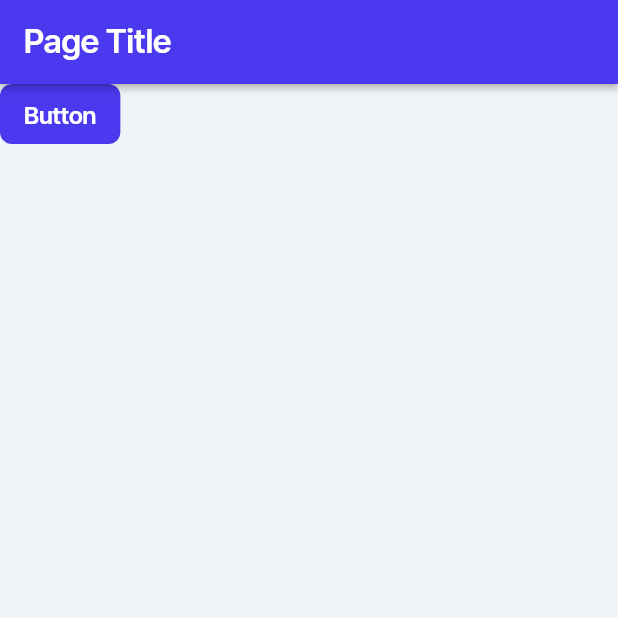
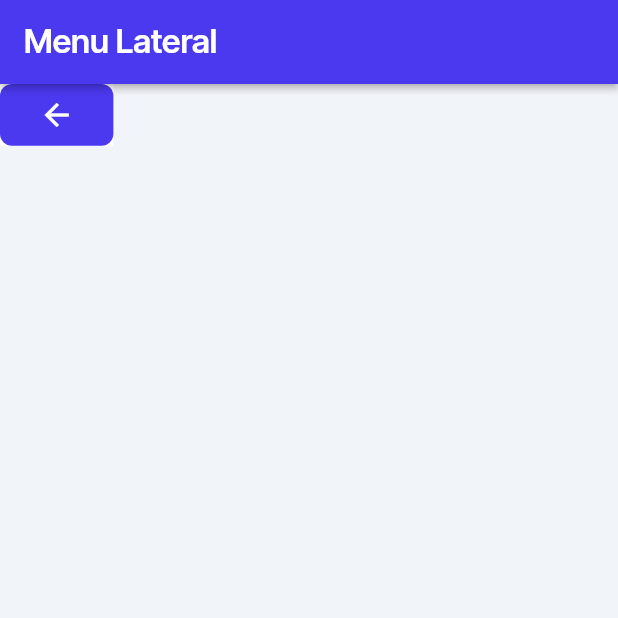
Before and after one commit to JoaoPSL2/FlutterFlow-PaginaInicial, a Flutter app: the CadastroPageWidget screen opened by its route, on a phone screen of 412 x 824 dp, the top half of it. Run offline on Flutter 3.47's test engine with Material 3 defaults, Android fonts, the phone set to English and light mode, and no system bars; drawn by our look-alikes of auto_size_text; our stand-ins replace font_awesome_flutter, from_css_color, go_router, google_fonts, page_transition, pin_code_fields and 2 more; missing offline and left inert: json_path; accounts and stored records are empty.

Commit message:
Updating to latest FlutterFlow output.

```diff
--- /dev/null
+++ b/lib/flutter_flow/flutter_flow_icon_button.dart
@@ -0,0 +1,195 @@
+import 'package:flutter/material.dart';
+import 'package:font_awesome_flutter/font_awesome_flutter.dart';
+
+class FlutterFlowIconButton extends StatefulWidget {
+  const FlutterFlowIconButton({
+    Key? key,
+    required this.icon,
+    this.borderColor,
+    this.borderRadius,
+    this.borderWidth,
+    this.buttonSize,
+    this.fillColor,
+    this.disabledColor,
+    this.disabledIconColor,
+    this.hoverColor,
+    this.hoverIconColor,
+    this.hoverBorderColor,
+    this.onPressed,
+    this.showLoadingIndicator = false,
+    this.focusBorderSide,
+    this.focusBorderRadius,
+  }) : super(key: key);
+
+  final Widget icon;
+  final double? borderRadius;
+  final double? buttonSize;
+  final Color? fillColor;
+  final Color? disabledColor;
+  final Color? disabledIconColor;
+  final Color? hoverColor;
+  final Color? hoverIconColor;
+  final Color? hoverBorderColor;
+  final Color? borderColor;
+  final double? borderWidth;
+  final bool showLoadingIndicator;
+  final Function()? onPressed;
+  final BorderSide? focusBorderSide;
+  final BorderRadius? focusBorderRadius;
+
+  @override
+  State<FlutterFlowIconButton> createState() => _FlutterFlowIconButtonState();
+}
+
+class _FlutterFlowIconButtonState extends State<FlutterFlowIconButton> {
+  bool loading = false;
+  late double? iconSize;
+  late Color? iconColor;
+  late Widget effectiveIcon;
+
+  @override
+  void initState() {
+    super.initState();
+    _updateIcon();
+  }
+
+  @override
+  void didUpdateWidget(FlutterFlowIconButton oldWidget) {
+    super.didUpdateWidget(oldWidget);
+    _updateIcon();
+  }
+
+  void _updateIcon() {
+    final isFontAwesome = widget.icon is FaIcon;
+    if (isFontAwesome) {
+      FaIcon icon = widget.icon as FaIcon;
+      effectiveIcon = FaIcon(
+        icon.icon,
+        size: icon.size,
+      );
+      iconSize = icon.size;
+      iconColor = icon.color;
+    } else {
+      Icon icon = widget.icon as Icon;
+      effectiveIcon = Icon(
+        icon.icon,
+        size: icon.size,
+      );
+      iconSize = icon.size;
+      iconColor = icon.color;
+    }
+  }
+
+  @override
+  Widget build(BuildContext context) {
+    ButtonStyle style = ButtonStyle(
+      shape: WidgetStateProperty.resolveWith<OutlinedBorder>(
+        (states) {
+          if (states.contains(WidgetState.hovered)) {
+            return RoundedRectangleBorder(
+              borderRadius: BorderRadius.circular(widget.borderRadius ?? 0),
+              side: BorderSide(
+                color: widget.hoverBorderColor ??
+                    widget.borderColor ??
+                    Colors.transparent,
+                width: widget.borderWidth ?? 0,
+              ),
+            );
+          }
+          if (states.contains(WidgetState.focused) &&
+              widget.focusBorderSide != null) {
+            return RoundedRectangleBorder(
+              borderRadius:
+                  widget.focusBorderRadius ?? BorderRadius.circular(8),
+              side: widget.focusBorderSide!,
+            );
+          }
+          return RoundedRectangleBorder(
+            borderRadius: BorderRadius.circular(widget.borderRadius ?? 0),
+            side: BorderSide(
+              color: widget.borderColor ?? Colors.transparent,
+              width: widget.borderWidth ?? 0,
+            ),
+          );
+        },
+      ),
+      iconColor: WidgetStateProperty.resolveWith<Color?>(
+        (states) {
+          if (states.contains(WidgetState.disabled) &&
+              widget.disabledIconColor != null) {
+            return widget.disabledIconColor;
+          }
+          if (states.contains(WidgetState.hovered) &&
+              widget.hoverIconColor != null) {
+            return widget.hoverIconColor;
+          }
+          return iconColor;
+        },
+      ),
+      backgroundColor: WidgetStateProperty.resolveWith<Color?>(
+        (states) {
+          if (states.contains(WidgetState.disabled) &&
+              widget.disabledColor != null) {
+            return widget.disabledColor;
+          }
+          if (states.contains(WidgetState.hovered) &&
+              widget.hoverColor != null) {
+            return widget.hoverColor;
+          }
+
+          return widget.fillColor;
+        },
+      ),
+      overlayColor: WidgetStateProperty.resolveWith<Color?>((states) {
+        if (states.contains(WidgetState.pressed)) {
+          return null;
+        }
+        return widget.hoverColor == null ? null : Colors.transparent;
+      }),
+    );
+
+    return SizedBox(
+      width: widget.buttonSize,
+      height: widget.buttonSize,
+      child: Theme(
+        data: ThemeData.from(
+          colorScheme: Theme.of(context).colorScheme,
+          useMaterial3: true,
+        ),
+        child: IgnorePointer(
+          ignoring: (widget.showLoadingIndicator && loading),
+          child: IconButton(
+            icon: (widget.showLoadingIndicator && loading)
+                ? Container(
+                    width: iconSize,
+                    height: iconSize,
+                    child: CircularProgressIndicator(
+                      valueColor: AlwaysStoppedAnimation<Color>(
+                        iconColor ?? Colors.white,
+                      ),
+                    ),
+                  )
+                : effectiveIcon,
+            onPressed: widget.onPressed == null
+                ? null
+                : () async {
+                    if (loading) {
+                      return;
+                    }
+                    setState(() => loading = true);
+                    try {
+                      await widget.onPressed!();
+                    } finally {
+                      if (mounted) {
+                        setState(() => loading = false);
+                      }
+                    }
+                  },
+            splashRadius: widget.buttonSize,
+            style: style,
+          ),
+        ),
+      ),
+    );
+  }
+}
--- a/lib/main.dart
+++ b/lib/main.dart
@@ -51,7 +51,7 @@ class _MyAppState extends State<MyApp> {
     _appStateNotifier = AppStateNotifier.instance;
     _router = createRouter(_appStateNotifier);
 
-    Future.delayed(Duration(milliseconds: 1000),
+    Future.delayed(Duration(milliseconds: 4500),
         () => safeSetState(() => _appStateNotifier.stopShowingSplashImage()));
   }
 
--- a/lib/pages/cadastro_page/cadastro_page_model.dart
+++ b/lib/pages/cadastro_page/cadastro_page_model.dart
@@ -1,5 +1,4 @@
 import '/flutter_flow/flutter_flow_util.dart';
-import '/index.dart';
 import 'cadastro_page_widget.dart' show CadastroPageWidget;
 import 'package:flutter/material.dart';
 
--- a/lib/pages/cadastro_page/cadastro_page_widget.dart
+++ b/lib/pages/cadastro_page/cadastro_page_widget.dart
@@ -1,7 +1,6 @@
+import '/flutter_flow/flutter_flow_icon_button.dart';
 import '/flutter_flow/flutter_flow_theme.dart';
 import '/flutter_flow/flutter_flow_util.dart';
-import '/flutter_flow/flutter_flow_widgets.dart';
-import '/index.dart';
 import 'package:flutter/material.dart';
 import 'package:google_fonts/google_fonts.dart';
 import 'cadastro_page_model.dart';
@@ -46,11 +45,52 @@ class _CadastroPageWidgetState extends State<CadastroPageWidget> {
       child: Scaffold(
         key: scaffoldKey,
         backgroundColor: FlutterFlowTheme.of(context).primaryBackground,
+        drawer: Drawer(
+          elevation: 16.0,
+          child: Column(
+            mainAxisSize: MainAxisSize.max,
+            children: [
+              Container(
+                width: 358.2,
+                height: 54.3,
+                decoration: BoxDecoration(
+                  color: FlutterFlowTheme.of(context).accent3,
+                ),
+              ),
+              Align(
+                alignment: AlignmentDirectional(1.0, 0.0),
+                child: Container(
+                  width: 98.5,
+                  height: 40.1,
+                  decoration: BoxDecoration(
+                    color: FlutterFlowTheme.of(context).secondaryBackground,
+                  ),
+                  child: FlutterFlowIconButton(
+                    borderRadius: 8.0,
+                    buttonSize: 98.93,
+                    fillColor: FlutterFlowTheme.of(context).primary,
+                    icon: Icon(
+                      Icons.arrow_back,
+                      color: FlutterFlowTheme.of(context).info,
+                      size: 24.0,
+                    ),
+                    onPressed: () async {
+                      if (scaffoldKey.currentState!.isDrawerOpen ||
+                          scaffoldKey.currentState!.isEndDrawerOpen) {
+                        Navigator.pop(context);
+                      }
+                    },
+                  ),
+                ),
+              ),
+            ],
+          ),
+        ),
         appBar: AppBar(
           backgroundColor: FlutterFlowTheme.of(context).primary,
           automaticallyImplyLeading: false,
           title: Text(
-            'Page Title',
+            'Menu Lateral',
             style: FlutterFlowTheme.of(context).headlineMedium.override(
                   font: GoogleFonts.interTight(
                     fontWeight:
@@ -73,33 +113,30 @@ class _CadastroPageWidgetState extends State<CadastroPageWidget> {
         ),
         body: SafeArea(
           top: true,
-          child: FFButtonWidget(
-            onPressed: () async {
-              context.pushNamed(HomePageWidget.routeName);
-            },
-            text: 'Button',
-            options: FFButtonOptions(
-              height: 40.0,
-              padding: EdgeInsetsDirectional.fromSTEB(16.0, 0.0, 16.0, 0.0),
-              iconPadding: EdgeInsetsDirectional.fromSTEB(0.0, 0.0, 0.0, 0.0),
-              color: FlutterFlowTheme.of(context).primary,
-              textStyle: FlutterFlowTheme.of(context).titleSmall.override(
-                    font: GoogleFonts.interTight(
-                      fontWeight:
-                          FlutterFlowTheme.of(context).titleSmall.fontWeight,
-                      fontStyle:
-                          FlutterFlowTheme.of(context).titleSmall.fontStyle,
-                    ),
-                    color: Colors.white,
-                    letterSpacing: 0.0,
-                    fontWeight:
-                        FlutterFlowTheme.of(context).titleSmall.fontWeight,
-                    fontStyle:
-                        FlutterFlowTheme.of(context).titleSmall.fontStyle,
+          child: Column(
+            mainAxisSize: MainAxisSize.max,
+            children: [
+              Container(
+                width: 75.6,
+                height: 41.2,
+                decoration: BoxDecoration(
+                  color: FlutterFlowTheme.of(context).secondaryBackground,
+                ),
+                child: FlutterFlowIconButton(
+                  borderRadius: 8.0,
+                  buttonSize: 40.0,
+                  fillColor: FlutterFlowTheme.of(context).primary,
+                  icon: Icon(
+                    Icons.arrow_back,
+                    color: FlutterFlowTheme.of(context).info,
+                    size: 24.0,
                   ),
-              elevation: 0.0,
-              borderRadius: BorderRadius.circular(8.0),
-            ),
+                  onPressed: () async {
+                    scaffoldKey.currentState!.openDrawer();
+                  },
+                ),
+              ),
+            ],
           ),
         ),
       ),
```
